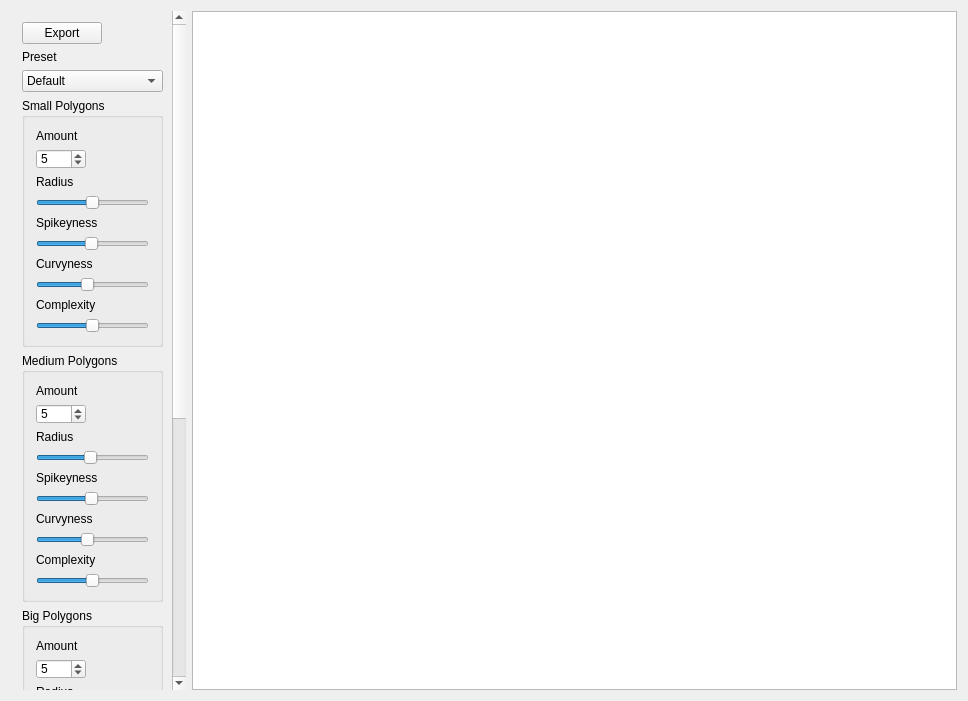
Qt form _form/renderingwindow.ui (Wesselmast/CloudWatcher) before a commit.
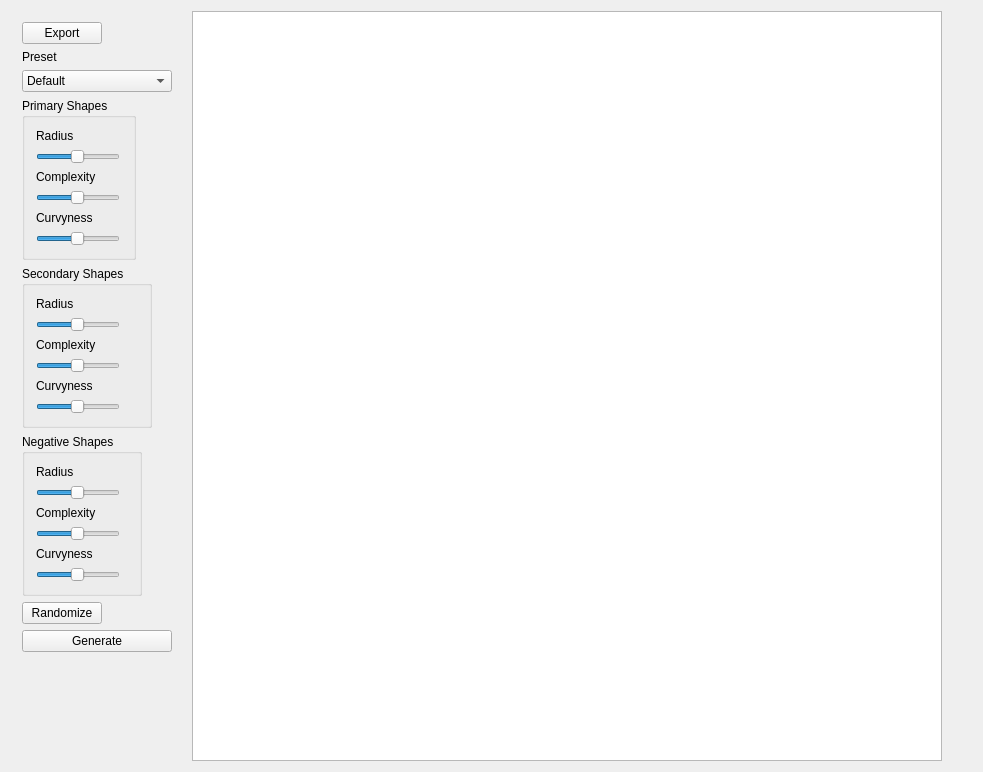
The same form after that commit.

Patch:
```diff
--- a/_form/renderingwindow.ui
+++ b/_form/renderingwindow.ui
@@ -20,8 +20,8 @@
    <string>CloudWatcher</string>
   </property>
   <widget class="QWidget" name="centralWidget">
-   <layout class="QHBoxLayout" name="horizontalLayout">
-    <item>
+   <layout class="QGridLayout" name="gridLayout">
+    <item row="0" column="0">
      <widget class="QScrollArea" name="scrollArea">
       <property name="sizePolicy">
        <sizepolicy hsizetype="Preferred" vsizetype="Expanding">
@@ -51,9 +51,9 @@
        <property name="geometry">
         <rect>
          <x>0</x>
-         <y>0</y>
-         <width>158</width>
-         <height>1163</height>
+         <y>-69</y>
+         <width>179</width>
+         <height>748</height>
         </rect>
        </property>
        <property name="sizePolicy">
@@ -62,7 +62,7 @@
          <verstretch>0</verstretch>
         </sizepolicy>
        </property>
-       <layout class="QGridLayout" name="gridLayout_4">
+       <layout class="QFormLayout" name="formLayout_2">
         <item row="0" column="0">
          <widget class="QPushButton" name="exportButton">
           <property name="sizePolicy">
@@ -78,6 +78,12 @@
         </item>
         <item row="1" column="0">
          <widget class="QLabel" name="label_20">
+          <property name="sizePolicy">
+           <sizepolicy hsizetype="Minimum" vsizetype="Fixed">
+            <horstretch>0</horstretch>
+            <verstretch>0</verstretch>
+           </sizepolicy>
+          </property>
           <property name="text">
            <string>Preset</string>
           </property>
@@ -85,6 +91,18 @@
         </item>
         <item row="2" column="0">
          <widget class="QComboBox" name="presetDropdown">
+          <property name="sizePolicy">
+           <sizepolicy hsizetype="Fixed" vsizetype="Fixed">
+            <horstretch>0</horstretch>
+            <verstretch>0</verstretch>
+           </sizepolicy>
+          </property>
+          <property name="minimumSize">
+           <size>
+            <width>150</width>
+            <height>0</height>
+           </size>
+          </property>
           <item>
            <property name="text">
             <string>Default</string>
@@ -103,416 +121,62 @@
          </widget>
         </item>
         <item row="3" column="0">
-         <widget class="QGroupBox" name="groupBox_2">
+         <widget class="QGroupBox" name="groupBox">
+          <property name="sizePolicy">
+           <sizepolicy hsizetype="Preferred" vsizetype="Fixed">
+            <horstretch>0</horstretch>
+            <verstretch>0</verstretch>
+           </sizepolicy>
+          </property>
           <property name="title">
-           <string>Small Polygons</string>
+           <string>Primary Shapes</string>
           </property>
-          <layout class="QGridLayout" name="gridLayout">
+          <layout class="QFormLayout" name="formLayout">
            <item row="0" column="0">
-            <widget class="QLabel" name="label_13">
-             <property name="text">
-              <string>Amount</string>
-             </property>
-            </widget>
-           </item>
-           <item row="8" column="0">
-            <widget class="QSlider" name="CurvynessSmallSlider">
-             <property name="minimum">
-              <number>1</number>
-             </property>
-             <property name="maximum">
-              <number>10</number>
-             </property>
-             <property name="value">
-              <number>5</number>
-             </property>
-             <property name="orientation">
-              <enum>Qt::Horizontal</enum>
-             </property>
-            </widget>
-           </item>
-           <item row="10" column="0">
-            <widget class="QSlider" name="ComplexitySmallSlider">
-             <property name="minimum">
-              <number>5</number>
-             </property>
-             <property name="maximum">
-              <number>15</number>
-             </property>
-             <property name="value">
-              <number>10</number>
-             </property>
-             <property name="orientation">
-              <enum>Qt::Horizontal</enum>
-             </property>
-            </widget>
-           </item>
-           <item row="3" column="0">
-            <widget class="QSlider" name="RadiusSmallSlider">
-             <property name="minimum">
-              <number>15</number>
-             </property>
-             <property name="maximum">
-              <number>25</number>
-             </property>
-             <property name="value">
-              <number>20</number>
-             </property>
-             <property name="orientation">
-              <enum>Qt::Horizontal</enum>
-             </property>
-            </widget>
-           </item>
-           <item row="2" column="0">
-            <widget class="QLabel" name="label_16">
+            <widget class="QLabel" name="label">
              <property name="text">
               <string>Radius</string>
              </property>
             </widget>
            </item>
-           <item row="7" column="0">
+           <item row="2" column="0">
             <widget class="QLabel" name="label_2">
              <property name="text">
-              <string>Curvyness</string>
+              <string>Complexity</string>
              </property>
             </widget>
            </item>
-           <item row="1" column="0">
-            <widget class="QSpinBox" name="AmountOfSmallShapes">
-             <property name="sizePolicy">
-              <sizepolicy hsizetype="Fixed" vsizetype="Fixed">
-               <horstretch>0</horstretch>
-               <verstretch>0</verstretch>
-              </sizepolicy>
-             </property>
-             <property name="minimumSize">
-              <size>
-               <width>50</width>
-               <height>20</height>
-              </size>
-             </property>
-             <property name="maximum">
-              <number>10</number>
-             </property>
-             <property name="value">
-              <number>5</number>
-             </property>
-            </widget>
-           </item>
-           <item row="9" column="0">
+           <item row="4" column="0">
             <widget class="QLabel" name="label_3">
-             <property name="sizePolicy">
-              <sizepolicy hsizetype="Fixed" vsizetype="Fixed">
-               <horstretch>0</horstretch>
-               <verstretch>0</verstretch>
-              </sizepolicy>
-             </property>
              <property name="text">
-              <string>Complexity</string>
-             </property>
-            </widget>
-           </item>
-           <item row="4" column="0">
-            <widget class="QLabel" name="label">
-             <property name="sizePolicy">
-              <sizepolicy hsizetype="Fixed" vsizetype="Fixed">
-               <horstretch>0</horstretch>
-               <verstretch>0</verstretch>
-              </sizepolicy>
-             </property>
-             <property name="text">
-              <string>Spikeyness</string>
-             </property>
-            </widget>
-           </item>
-           <item row="5" column="0">
-            <widget class="QSlider" name="AggresivenessSmallSlider">
-             <property name="minimum">
-              <number>15</number>
-             </property>
-             <property name="maximum">
-              <number>70</number>
-             </property>
-             <property name="value">
-              <number>42</number>
-             </property>
-             <property name="orientation">
-              <enum>Qt::Horizontal</enum>
-             </property>
-            </widget>
-           </item>
-          </layout>
-         </widget>
-        </item>
-        <item row="4" column="0">
-         <widget class="QGroupBox" name="groupBox_3">
-          <property name="title">
-           <string>Medium Polygons</string>
-          </property>
-          <layout class="QGridLayout" name="gridLayout_2">
-           <item row="10" column="0">
-            <widget class="QSlider" name="ComplexityMediumSlider">
-             <property name="minimum">
-              <number>7</number>
-             </property>
-             <property name="maximum">
-              <number>25</number>
-             </property>
-             <property name="value">
-              <number>16</number>
-             </property>
-             <property name="orientation">
-              <enum>Qt::Horizontal</enum>
-             </property>
-            </widget>
-           </item>
-           <item row="7" column="0">
-            <widget class="QLabel" name="label_6">
-             <property name="text">
               <string>Curvyness</string>
              </property>
             </widget>
            </item>
-           <item row="3" column="0">
-            <widget class="QSlider" name="RadiusMediumSlider">
-             <property name="minimum">
-              <number>25</number>
-             </property>
-             <property name="maximum">
-              <number>50</number>
-             </property>
-             <property name="value">
-              <number>37</number>
-             </property>
-             <property name="orientation">
-              <enum>Qt::Horizontal</enum>
-             </property>
-            </widget>
-           </item>
            <item row="1" column="0">
-            <widget class="QSpinBox" name="AmountOfMediumShapes">
-             <property name="minimumSize">
-              <size>
-               <width>50</width>
-               <height>20</height>
-              </size>
-             </property>
-             <property name="maximumSize">
-              <size>
-               <width>50</width>
-               <height>20</height>
-              </size>
-             </property>
-             <property name="maximum">
-              <number>10</number>
-             </property>
+            <widget class="QSlider" name="primaryRadiusSlider">
              <property name="value">
-              <number>5</number>
+              <number>49</number>
              </property>
-            </widget>
-           </item>
-           <item row="4" column="0">
-            <widget class="QLabel" name="label_5">
-             <property name="sizePolicy">
-              <sizepolicy hsizetype="Fixed" vsizetype="Fixed">
-               <horstretch>0</horstretch>
-               <verstretch>0</verstretch>
-              </sizepolicy>
-             </property>
-             <property name="text">
-              <string>Spikeyness</string>
-             </property>
-            </widget>
-           </item>
-           <item row="9" column="0">
-            <widget class="QLabel" name="label_7">
-             <property name="sizePolicy">
-              <sizepolicy hsizetype="Preferred" vsizetype="Fixed">
-               <horstretch>0</horstretch>
-               <verstretch>0</verstretch>
-              </sizepolicy>
-             </property>
-             <property name="text">
-              <string>Complexity</string>
-             </property>
-            </widget>
-           </item>
-           <item row="8" column="0">
-            <widget class="QSlider" name="CurvynessMediumlSlider">
-             <property name="minimum">
-              <number>1</number>
-             </property>
-             <property name="maximum">
-              <number>10</number>
-             </property>
-             <property name="value">
-              <number>5</number>
-             </property>
              <property name="orientation">
               <enum>Qt::Horizontal</enum>
              </property>
             </widget>
            </item>
-           <item row="0" column="0">
-            <widget class="QLabel" name="label_14">
-             <property name="text">
-              <string>Amount</string>
-             </property>
-            </widget>
-           </item>
-           <item row="6" column="0">
-            <widget class="QSlider" name="AggresivenessMediumSlider">
-             <property name="minimum">
-              <number>15</number>
-             </property>
-             <property name="maximum">
-              <number>90</number>
-             </property>
+           <item row="3" column="0">
+            <widget class="QSlider" name="primaryComplexitySlider">
              <property name="value">
-              <number>52</number>
+              <number>49</number>
              </property>
              <property name="orientation">
               <enum>Qt::Horizontal</enum>
              </property>
             </widget>
            </item>
-           <item row="2" column="0">
-            <widget class="QLabel" name="label_17">
-             <property name="text">
-              <string>Radius</string>
-             </property>
-            </widget>
-           </item>
-          </layout>
-         </widget>
-        </item>
-        <item row="5" column="0">
-         <widget class="QGroupBox" name="groupBox_4">
-          <property name="title">
-           <string>Big Polygons</string>
-          </property>
-          <layout class="QGridLayout" name="gridLayout_3">
-           <item row="2" column="0">
-            <widget class="QLabel" name="label_18">
-             <property name="text">
-              <string>Radius</string>
-             </property>
-            </widget>
-           </item>
-           <item row="7" column="0">
-            <widget class="QSlider" name="CurvynessBigSlider">
-             <property name="minimum">
-              <number>1</number>
-             </property>
-             <property name="maximum">
-              <number>10</number>
-             </property>
-             <property name="value">
-              <number>5</number>
-             </property>
-             <property name="orientation">
-              <enum>Qt::Horizontal</enum>
-             </property>
-            </widget>
-           </item>
            <item row="5" column="0">
-            <widget class="QSlider" name="AggresivenessBigSlider">
-             <property name="minimum">
-              <number>15</number>
-             </property>
+            <widget class="QSlider" name="primaryEdgeSlider">
              <property name="value">
-              <number>57</number>
-             </property>
-             <property name="orientation">
-              <enum>Qt::Horizontal</enum>
-             </property>
-            </widget>
-           </item>
-           <item row="9" column="0">
-            <widget class="QSlider" name="ComplexityBigSlider">
-             <property name="minimum">
-              <number>7</number>
-             </property>
-             <property name="maximum">
-              <number>25</number>
-             </property>
-             <property name="value">
-              <number>16</number>
-             </property>
-             <property name="orientation">
-              <enum>Qt::Horizontal</enum>
-             </property>
-            </widget>
-           </item>
-           <item row="8" column="0">
-            <widget class="QLabel" name="label_10">
-             <property name="sizePolicy">
-              <sizepolicy hsizetype="Preferred" vsizetype="Fixed">
-               <horstretch>0</horstretch>
-               <verstretch>0</verstretch>
-              </sizepolicy>
-             </property>
-             <property name="text">
-              <string>Complexity</string>
-             </property>
-            </widget>
-           </item>
-           <item row="6" column="0">
-            <widget class="QLabel" name="label_9">
-             <property name="text">
-              <string>Curvyness</string>
-             </property>
-            </widget>
-           </item>
-           <item row="0" column="0">
-            <widget class="QLabel" name="label_15">
-             <property name="text">
-              <string>Amount</string>
-             </property>
-            </widget>
-           </item>
-           <item row="4" column="0">
-            <widget class="QLabel" name="label_8">
-             <property name="sizePolicy">
-              <sizepolicy hsizetype="Preferred" vsizetype="Fixed">
-               <horstretch>0</horstretch>
-               <verstretch>0</verstretch>
-              </sizepolicy>
-             </property>
-             <property name="text">
-              <string>Spikeyness</string>
-             </property>
-            </widget>
-           </item>
-           <item row="1" column="0">
-            <widget class="QSpinBox" name="AmountOfBigShapes">
-             <property name="maximumSize">
-              <size>
-               <width>50</width>
-               <height>20</height>
-              </size>
-             </property>
-             <property name="buttonSymbols">
-              <enum>QAbstractSpinBox::UpDownArrows</enum>
-             </property>
-             <property name="maximum">
-              <number>10</number>
-             </property>
-             <property name="value">
-              <number>5</number>
-             </property>
-            </widget>
-           </item>
-           <item row="3" column="0">
-            <widget class="QSlider" name="RadiusBigSlider">
-             <property name="minimum">
-              <number>55</number>
-             </property>
-             <property name="maximum">
-              <number>110</number>
-             </property>
-             <property name="value">
-              <number>82</number>
+              <number>49</number>
              </property>
              <property name="orientation">
               <enum>Qt::Horizontal</enum>
@@ -523,101 +187,6 @@
          </widget>
         </item>
         <item row="6" column="0">
-         <widget class="QGroupBox" name="groupBox">
-          <property name="title">
-           <string>Overall Shape</string>
-          </property>
-          <layout class="QGridLayout" name="gridLayout_5">
-           <item row="1" column="0">
-            <widget class="QSlider" name="OuterMarginSlider">
-             <property name="minimum">
-              <number>-40</number>
-             </property>
-             <property name="maximum">
-              <number>60</number>
-             </property>
-             <property name="value">
-              <number>10</number>
-             </property>
-             <property name="orientation">
-              <enum>Qt::Horizontal</enum>
-             </property>
-            </widget>
-           </item>
-           <item row="2" column="0">
-            <widget class="QLabel" name="label_12">
-             <property name="text">
-              <string>Center of Balance</string>
-             </property>
-            </widget>
-           </item>
-           <item row="3" column="0">
-            <widget class="QSlider" name="CenterOfBalanceSlider">
-             <property name="value">
-              <number>49</number>
-             </property>
-             <property name="orientation">
-              <enum>Qt::Horizontal</enum>
-             </property>
-            </widget>
-           </item>
-           <item row="0" column="0">
-            <widget class="QLabel" name="label_11">
-             <property name="text">
-              <string>Spacing</string>
-             </property>
-            </widget>
-           </item>
-           <item row="5" column="0">
-            <widget class="QSlider" name="VerticalDiagonalSlider">
-             <property name="value">
-              <number>49</number>
-             </property>
-             <property name="orientation">
-              <enum>Qt::Horizontal</enum>
-             </property>
-            </widget>
-           </item>
-           <item row="4" column="0">
-            <widget class="QLabel" name="label_19">
-             <property name="text">
-              <string>Vertical / Diagonal</string>
-             </property>
-            </widget>
-           </item>
-           <item row="6" column="0">
-            <widget class="QLabel" name="label_4">
-             <property name="sizePolicy">
-              <sizepolicy hsizetype="Fixed" vsizetype="Fixed">
-               <horstretch>0</horstretch>
-               <verstretch>0</verstretch>
-              </sizepolicy>
-             </property>
-             <property name="text">
-              <string>Line thickness</string>
-             </property>
-            </widget>
-           </item>
-           <item row="7" column="0">
-            <widget class="QSlider" name="LineThickSlider">
-             <property name="minimum">
-              <number>2</number>
-             </property>
-             <property name="maximum">
-              <number>15</number>
-             </property>
-             <property name="value">
-              <number>8</number>
-             </property>
-             <property name="orientation">
-              <enum>Qt::Horizontal</enum>
-             </property>
-            </widget>
-           </item>
-          </layout>
-         </widget>
-        </item>
-        <item row="7" column="0">
          <widget class="QPushButton" name="randomizeButton">
           <property name="sizePolicy">
            <sizepolicy hsizetype="Fixed" vsizetype="Fixed">
@@ -630,33 +199,187 @@
           </property>
          </widget>
         </item>
-        <item row="8" column="0">
+        <item row="7" column="0" colspan="2">
          <widget class="QPushButton" name="generateButton">
           <property name="sizePolicy">
-           <sizepolicy hsizetype="Expanding" vsizetype="Fixed">
+           <sizepolicy hsizetype="Fixed" vsizetype="Fixed">
             <horstretch>0</horstretch>
             <verstretch>0</verstretch>
            </sizepolicy>
           </property>
+          <property name="minimumSize">
+           <size>
+            <width>150</width>
+            <height>0</height>
+           </size>
+          </property>
           <property name="text">
            <string>Generate</string>
           </property>
          </widget>
         </item>
+        <item row="4" column="0">
+         <widget class="QGroupBox" name="groupBox_2">
+          <property name="title">
+           <string>Secondary Shapes</string>
+          </property>
+          <layout class="QFormLayout" name="formLayout_3">
+           <item row="0" column="0">
+            <widget class="QLabel" name="label_4">
+             <property name="text">
+              <string>Radius</string>
+             </property>
+            </widget>
+           </item>
+           <item row="2" column="0">
+            <widget class="QLabel" name="label_6">
+             <property name="text">
+              <string>Complexity</string>
+             </property>
+            </widget>
+           </item>
+           <item row="4" column="0">
+            <widget class="QLabel" name="label_7">
+             <property name="text">
+              <string>Curvyness</string>
+             </property>
+            </widget>
+           </item>
+           <item row="1" column="0">
+            <widget class="QSlider" name="secondaryRadiusSlider">
+             <property name="value">
+              <number>49</number>
+             </property>
+             <property name="orientation">
+              <enum>Qt::Horizontal</enum>
+             </property>
+            </widget>
+           </item>
+           <item row="3" column="0">
+            <widget class="QSlider" name="secondaryComplexitySlider">
+             <property name="value">
+              <number>49</number>
+             </property>
+             <property name="orientation">
+              <enum>Qt::Horizontal</enum>
+             </property>
+            </widget>
+           </item>
+           <item row="5" column="0">
+            <widget class="QSlider" name="secondaryEdgeSlider">
+             <property name="value">
+              <number>49</number>
+             </property>
+             <property name="orientation">
+              <enum>Qt::Horizontal</enum>
+             </property>
+            </widget>
+           </item>
+          </layout>
+         </widget>
+        </item>
+        <item row="5" column="0">
+         <widget class="QGroupBox" name="groupBox_3">
+          <property name="title">
+           <string>Negative Shapes</string>
+          </property>
+          <layout class="QFormLayout" name="formLayout_4">
+           <item row="1" column="0">
+            <widget class="QLabel" name="label_5">
+             <property name="text">
+              <string>Radius</string>
+             </property>
+            </widget>
+           </item>
+           <item row="3" column="0">
+            <widget class="QLabel" name="label_8">
+             <property name="text">
+              <string>Complexity</string>
+             </property>
+            </widget>
+           </item>
+           <item row="5" column="0">
+            <widget class="QLabel" name="label_9">
+             <property name="text">
+              <string>Curvyness</string>
+             </property>
+            </widget>
+           </item>
+           <item row="2" column="0">
+            <widget class="QSlider" name="negativeRadiusSlider">
+             <property name="value">
+              <number>49</number>
+             </property>
+             <property name="orientation">
+              <enum>Qt::Horizontal</enum>
+             </property>
+            </widget>
+           </item>
+           <item row="4" column="0">
+            <widget class="QSlider" name="negativeComplexitySlider">
+             <property name="value">
+              <number>49</number>
+             </property>
+             <property name="orientation">
+              <enum>Qt::Horizontal</enum>
+             </property>
+            </widget>
+           </item>
+           <item row="6" column="0">
+            <widget class="QSlider" name="negativeEdgeSlider">
+             <property name="value">
+              <number>49</number>
+             </property>
+             <property name="orientation">
+              <enum>Qt::Horizontal</enum>
+             </property>
+            </widget>
+           </item>
+          </layout>
+         </widget>
+        </item>
        </layout>
       </widget>
      </widget>
     </item>
-    <item>
+    <item row="0" column="1">
      <widget class="QGraphicsView" name="graphicsView">
       <property name="sizePolicy">
-       <sizepolicy hsizetype="MinimumExpanding" vsizetype="Expanding">
+       <sizepolicy hsizetype="Fixed" vsizetype="Fixed">
         <horstretch>0</horstretch>
         <verstretch>0</verstretch>
        </sizepolicy>
       </property>
+      <property name="minimumSize">
+       <size>
+        <width>750</width>
+        <height>750</height>
+       </size>
+      </property>
+      <property name="maximumSize">
+       <size>
+        <width>750</width>
+        <height>750</height>
+       </size>
+      </property>
+      <property name="interactive">
+       <bool>true</bool>
+      </property>
      </widget>
     </item>
+    <item row="0" column="2">
+     <spacer name="verticalSpacer">
+      <property name="orientation">
+       <enum>Qt::Vertical</enum>
+      </property>
+      <property name="sizeHint" stdset="0">
+       <size>
+        <width>30</width>
+        <height>40</height>
+       </size>
+      </property>
+     </spacer>
+    </item>
    </layout>
   </widget>
  </widget>
```
